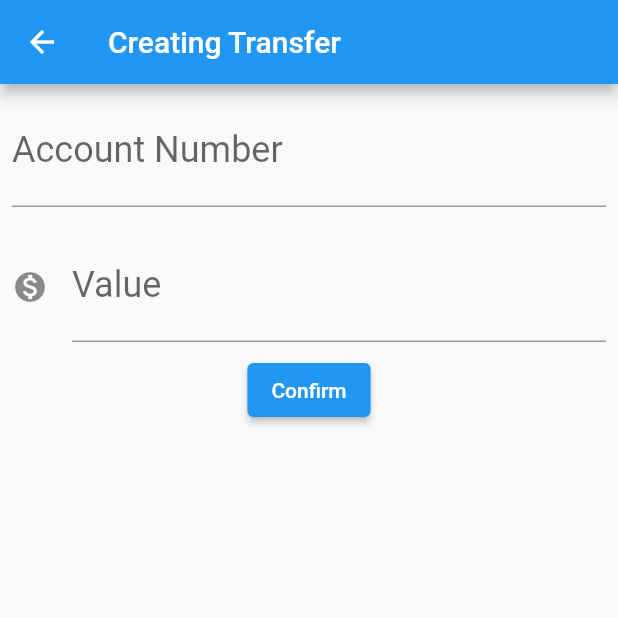
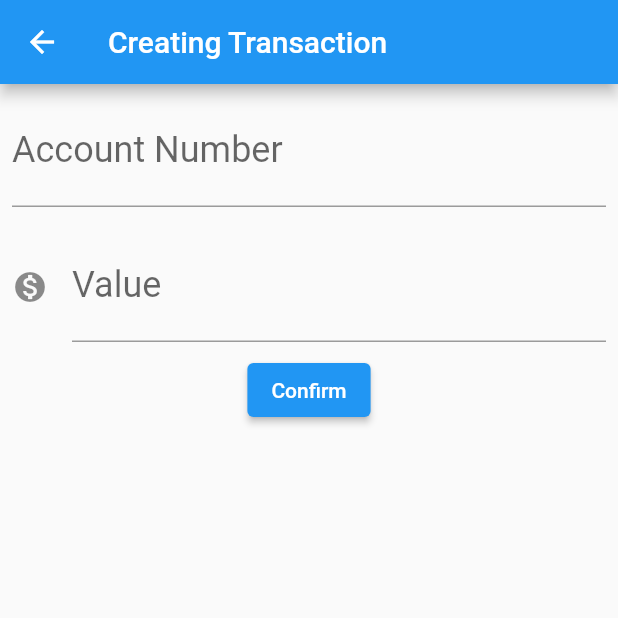
Before and after one commit to endyjams/BankTransactionsSimulator, a Flutter app: the screen it shows after launch, after a tap on the "add" icon, on a phone screen of 412 x 824 dp, the top half of it. Run offline on Flutter 3.47's test engine with Material 2 defaults, Android fonts, the phone set to English and light mode, and no system bars.

Commit message:
Refactoring Code and Changing Layout Theme

```diff
--- /dev/null
+++ b/lib/components/editor.dart
@@ -0,0 +1,32 @@
+import 'package:flutter/material.dart';
+
+class Editor extends StatelessWidget {
+  final TextEditingController? controller;
+  final String? label;
+  final String? hint;
+  final IconData? icon;
+
+  const Editor({Key? key,
+    this.controller,
+    this.label,
+    this.hint,
+    this.icon,
+  }) : super(key: key);
+
+  @override
+  Widget build(BuildContext context) {
+    return Padding(
+      padding: const EdgeInsets.all(8.0),
+      child: TextField(
+        controller: controller,
+        style: const TextStyle(fontSize: 24.0),
+        decoration: InputDecoration(
+          icon: icon != null ? Icon(icon) : null,
+          labelText: label,
+          hintText: hint,
+        ),
+        keyboardType: TextInputType.number,
+      ),
+    );
+  }
+}
--- a/lib/main.dart
+++ b/lib/main.dart
@@ -1,168 +1,24 @@
+import 'package:bank_transactions/screens/transaction/list.dart';
 import 'package:flutter/material.dart';
 
-void main() => runApp(TransactionApp());
+void main() => runApp(const TransactionApp());
 
 class TransactionApp extends StatelessWidget {
+  const TransactionApp({Key? key}) : super(key: key);
+
   @override
   Widget build(BuildContext context) {
     return MaterialApp(
+      theme: ThemeData(
+        primaryColor: Colors.green[900],
+        colorScheme: ColorScheme.fromSwatch()
+            .copyWith(secondary: Colors.blueAccent[700]),
+        buttonTheme: ButtonThemeData(
+          buttonColor: Colors.blueAccent[700],
+          textTheme: ButtonTextTheme.accent,
+        ),
+      ),
       home: TransactionList(),
     );
   }
 }
-
-class TransactionForm extends StatefulWidget {
-  @override
-  State<TransactionForm> createState() => _TransactionFormState();
-}
-
-class _TransactionFormState extends State<TransactionForm> {
-  final TextEditingController _controllerAccountNumber =
-      TextEditingController();
-
-  final TextEditingController _controllerValue = TextEditingController();
-
-  @override
-  Widget build(BuildContext context) {
-    return Scaffold(
-      appBar: AppBar(
-        title: Text('Creating Transfer'),
-      ),
-      body: SingleChildScrollView(
-        child: Column(
-          children: <Widget>[
-            Editor(
-              controller: _controllerAccountNumber,
-              hint: '0000',
-              label: 'Account Number',
-            ),
-            Editor(
-              controller: _controllerValue,
-              hint: '0.00',
-              label: 'Value',
-              icon: Icons.monetization_on,
-            ),
-            ElevatedButton(
-              child: Text('Confirm'),
-              onPressed: () => _createTransaction(context),
-            ),
-          ],
-        ),
-      ),
-    );
-  }
-
-  void _createTransaction(BuildContext context) {
-    final int? accountNumber = int.tryParse(_controllerAccountNumber.text);
-    final double? value = double.tryParse(_controllerValue.text);
-
-    if (accountNumber != null && value != null) {
-      final newTransaction = Transaction(value, accountNumber);
-      debugPrint('Creating Transaction');
-      debugPrint('$newTransaction');
-      Navigator.pop(context, newTransaction);
-    }
-  }
-}
-
-class Editor extends StatelessWidget {
-  final TextEditingController? controller;
-  final String? label;
-  final String? hint;
-  final IconData? icon;
-
-  Editor({this.controller, this.label, this.hint, this.icon});
-
-  @override
-  Widget build(BuildContext context) {
-    return Padding(
-      padding: const EdgeInsets.all(8.0),
-      child: TextField(
-        controller: controller,
-        style: TextStyle(fontSize: 24.0),
-        decoration: InputDecoration(
-          icon: icon != null ? Icon(icon) : null,
-          labelText: label,
-          hintText: hint,
-        ),
-        keyboardType: TextInputType.number,
-      ),
-    );
-  }
-}
-
-class TransactionList extends StatefulWidget {
-  final List<Transaction> _transactions = [];
-
-  @override
-  State<TransactionList> createState() => _TransactionListState();
-}
-
-class _TransactionListState extends State<TransactionList> {
-  @override
-  Widget build(BuildContext context) {
-    return Scaffold(
-      appBar: AppBar(
-        title: Text("Transactions"),
-      ),
-      body: ListView.builder(
-        itemCount: widget._transactions.length,
-        itemBuilder: (BuildContext context, int index) {
-          final transaction = widget._transactions[index];
-          return TransactionItem(transaction);
-        },
-      ),
-      floatingActionButton: FloatingActionButton(
-        child: Icon(Icons.add),
-        onPressed: () {
-          final Future future =
-              Navigator.push(context, MaterialPageRoute(builder: (context) {
-            return TransactionForm();
-          }));
-          future.then(
-            (receivedTransaction) {
-              Future.delayed(Duration(seconds: 1), () {
-                debugPrint('got on future then');
-                debugPrint('$receivedTransaction');
-                if (receivedTransaction != null) {
-                  setState(() {
-                    widget._transactions.add(receivedTransaction);
-                  });
-                }
-              });
-            },
-          );
-        },
-      ),
-    );
-  }
-}
-
-class TransactionItem extends StatelessWidget {
-  final Transaction _transaction;
-
-  TransactionItem(this._transaction);
-
-  @override
-  Widget build(BuildContext context) {
-    return Card(
-      child: ListTile(
-        leading: Icon(Icons.monetization_on),
-        title: Text(_transaction.value.toString()),
-        subtitle: Text(_transaction.accountNumber.toString()),
-      ),
-    );
-  }
-}
-
-class Transaction {
-  final double value;
-  final int accountNumber;
-
-  Transaction(this.value, this.accountNumber);
-
-  @override
-  String toString() {
-    return 'Transaction{value: $value, accountNumber: $accountNumber}';
-  }
-}
--- /dev/null
+++ b/lib/models/transaction.dart
@@ -0,0 +1,14 @@
+class Transaction {
+  final double value;
+  final int accountNumber;
+
+  Transaction(
+    this.value,
+    this.accountNumber,
+  );
+
+  @override
+  String toString() {
+    return 'Transaction{value: $value, accountNumber: $accountNumber}';
+  }
+}
--- /dev/null
+++ b/lib/screens/transaction/form.dart
@@ -0,0 +1,68 @@
+import 'package:flutter/material.dart';
+
+import '../../components/editor.dart';
+import '../../models/transaction.dart';
+
+const appBarTitle = 'Creating Transaction';
+
+const _labelValue = 'Value';
+const _hintValue = '0.00';
+
+const _accountNumberHint = '0000';
+const _accountNumberLabel = 'Account Number';
+
+const _confirmButtonText = 'Confirm';
+
+class TransactionForm extends StatefulWidget {
+  const TransactionForm({Key? key}) : super(key: key);
+
+  @override
+  State<TransactionForm> createState() => _TransactionFormState();
+}
+
+class _TransactionFormState extends State<TransactionForm> {
+  final TextEditingController _controllerAccountNumber =
+      TextEditingController();
+
+  final TextEditingController _controllerValue = TextEditingController();
+
+  @override
+  Widget build(BuildContext context) {
+    return Scaffold(
+      appBar: AppBar(
+        title: const Text(appBarTitle),
+      ),
+      body: SingleChildScrollView(
+        child: Column(
+          children: <Widget>[
+            Editor(
+              controller: _controllerAccountNumber,
+              hint: _accountNumberHint,
+              label: _accountNumberLabel,
+            ),
+            Editor(
+              controller: _controllerValue,
+              hint: _hintValue,
+              label: _labelValue,
+              icon: Icons.monetization_on,
+            ),
+            ElevatedButton(
+              child: const Text(_confirmButtonText),
+              onPressed: () => _createTransaction(context),
+            ),
+          ],
+        ),
+      ),
+    );
+  }
+
+  void _createTransaction(BuildContext context) {
+    final int? accountNumber = int.tryParse(_controllerAccountNumber.text);
+    final double? value = double.tryParse(_controllerValue.text);
+
+    if (accountNumber != null && value != null) {
+      final newTransaction = Transaction(value, accountNumber);
+      Navigator.pop(context, newTransaction);
+    }
+  }
+}
--- /dev/null
+++ b/lib/screens/transaction/list.dart
@@ -0,0 +1,75 @@
+import 'package:flutter/material.dart';
+
+import '../../models/transaction.dart';
+import 'form.dart';
+
+const _appBarTitle = 'Transactions';
+
+class TransactionList extends StatefulWidget {
+  final List<Transaction> _transactions = [];
+
+  TransactionList({Key? key}) : super(key: key);
+
+  @override
+  State<TransactionList> createState() => _TransactionListState();
+}
+
+class _TransactionListState extends State<TransactionList> {
+  @override
+  Widget build(BuildContext context) {
+    return Scaffold(
+      appBar: AppBar(
+        title: const Text(_appBarTitle),
+      ),
+      body: ListView.builder(
+        padding: const EdgeInsets.all(16.0),
+        itemCount: widget._transactions.length,
+        itemBuilder: (BuildContext context, int index) {
+          final transaction = widget._transactions[index];
+          return TransactionItem(transaction);
+        },
+      ),
+      floatingActionButton: FloatingActionButton(
+        child: const Icon(Icons.add),
+        onPressed: () {
+          Navigator.push(
+            context,
+            MaterialPageRoute(
+              builder: (context) => const TransactionForm(),
+            ),
+          ).then(
+            (receivedTransaction) =>
+                _transactionListUpdate(receivedTransaction),
+          );
+        },
+      ),
+    );
+  }
+
+  void _transactionListUpdate(receivedTransaction) {
+    if (receivedTransaction != null) {
+      setState(
+        () {
+          widget._transactions.add(receivedTransaction);
+        },
+      );
+    }
+  }
+}
+
+class TransactionItem extends StatelessWidget {
+  final Transaction _transaction;
+
+  const TransactionItem(this._transaction, {Key? key}) : super(key: key);
+
+  @override
+  Widget build(BuildContext context) {
+    return Card(
+      child: ListTile(
+        leading: const Icon(Icons.monetization_on, color: Colors.green, size: 45.0,),
+        title: Text(_transaction.value.toString()),
+        subtitle: Text(_transaction.accountNumber.toString()),
+      ),
+    );
+  }
+}
```
Also changed, not shown: 1 other file.
